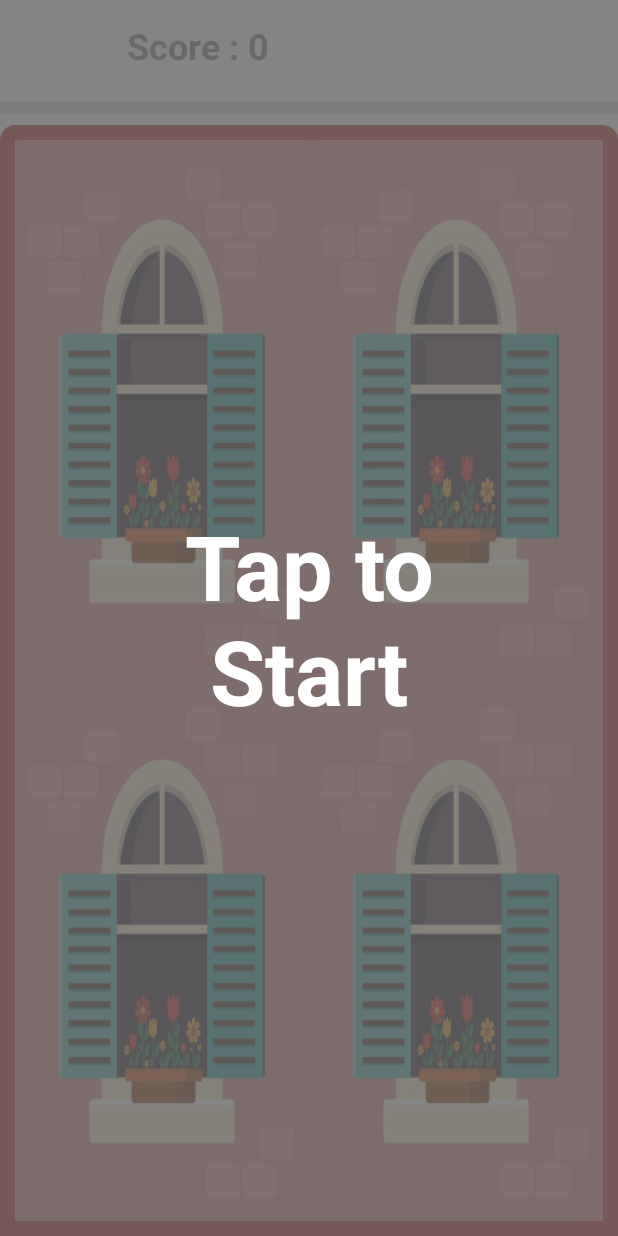
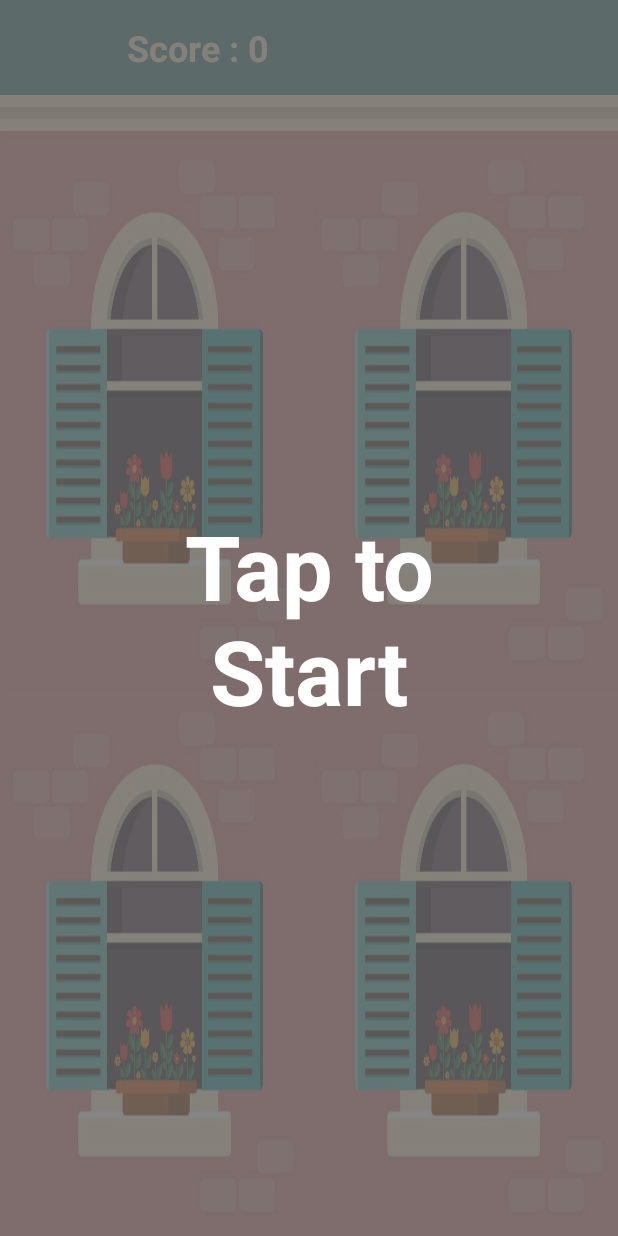
Before and after one commit to imhobo/spotAndTouch, an Android app: the GameActivity screen opened directly, with no data from a screen before it, on a phone screen of 412 x 824 dp. Run offline under Robolectric (Android 15) with nearby library versions, the phone set to English and light mode, and no system bars.

Commit message:
Change style for top linear layout

```diff
--- a/app/src/main/res/drawable/custom_border.xml
+++ b/app/src/main/res/drawable/custom_border.xml
@@ -8,7 +8,9 @@
                 android:bottomRightRadius="0dp"
                 android:bottomLeftRadius="0dp"
                 />
-            <stroke android:width="10dp" android:color="#B22222" />
+            <stroke android:width="7dp" android:color="#317677" />
         </shape>
     </item>
 </layer-list>
+
+    <!--B22222-->
--- a/app/src/main/res/layout/activity_game.xml
+++ b/app/src/main/res/layout/activity_game.xml
@@ -10,6 +10,7 @@
     <LinearLayout
         android:layout_width="match_parent"
         android:layout_height="match_parent"
+        android:background="#FFEECA"
         android:weightSum="1"
         android:id="@+id/outermost"
         android:orientation="vertical"
@@ -28,6 +29,7 @@
                 android:padding="10dp"
                 android:layout_width="match_parent"
                 android:layout_height="wrap_content"
+                android:background="#317677"
                 android:layout_weight="0.6"
                 android:weightSum="1">
                 <TextView
@@ -35,6 +37,7 @@
                     android:layout_height="match_parent"
                     android:id="@+id/score"
                     android:gravity="center"
+                    android:textColor="#FFEECA"
                     android:textSize="24sp"
                     android:textStyle="bold"
                     android:layout_weight="0.5"
@@ -44,6 +47,7 @@
                     android:layout_height="match_parent"
                     android:id="@+id/countdown"
                     android:gravity="center"
+                    android:textColor="#FFEECA"
                     android:textSize="24sp"
                     android:textStyle="bold"
                     android:layout_weight="0.5"
@@ -63,8 +67,6 @@
             android:id="@+id/llgrid"
             android:layout_width="match_parent"
             android:layout_height="wrap_content"
-            android:background="@drawable/custom_border"
-            android:padding="10dp"
             android:orientation="vertical"
             android:layout_weight="0.8">
 
```
Also changed, not shown: app/src/main/res/drawable/custom_border_top.xml (added, +16 -0 lines).
